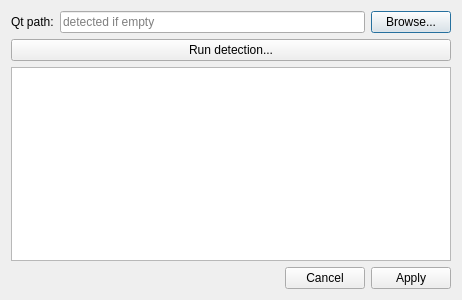
jylfc0307/OpenFluidPlus, file src/openfluid/ui/common/DetectQtDevToolsDialog.ui: the form before one commit.
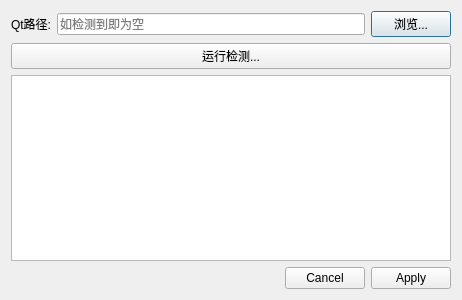
The form after the commit.

What changed in the file:
```diff
--- a/src/openfluid/ui/common/DetectQtDevToolsDialog.ui
+++ b/src/openfluid/ui/common/DetectQtDevToolsDialog.ui
@@ -19,21 +19,24 @@
      <item>
       <widget class="QLabel" name="label">
        <property name="text">
-        <string>Qt path:</string>
+        <string>Qt路径:</string>
        </property>
       </widget>
      </item>
      <item>
       <widget class="QLineEdit" name="QtRootPathEdit">
+       <property name="text">
+        <string/>
+       </property>
        <property name="placeholderText">
-        <string>detected if empty</string>
+        <string>如检测到即为空</string>
        </property>
       </widget>
      </item>
      <item>
       <widget class="QPushButton" name="BrowseButton">
        <property name="text">
-        <string>Browse...</string>
+        <string>浏览...</string>
        </property>
       </widget>
      </item>
@@ -42,7 +45,7 @@
    <item>
     <widget class="QPushButton" name="RunButton">
      <property name="text">
-      <string>Run detection...</string>
+      <string>运行检测...</string>
      </property>
     </widget>
    </item>
```
